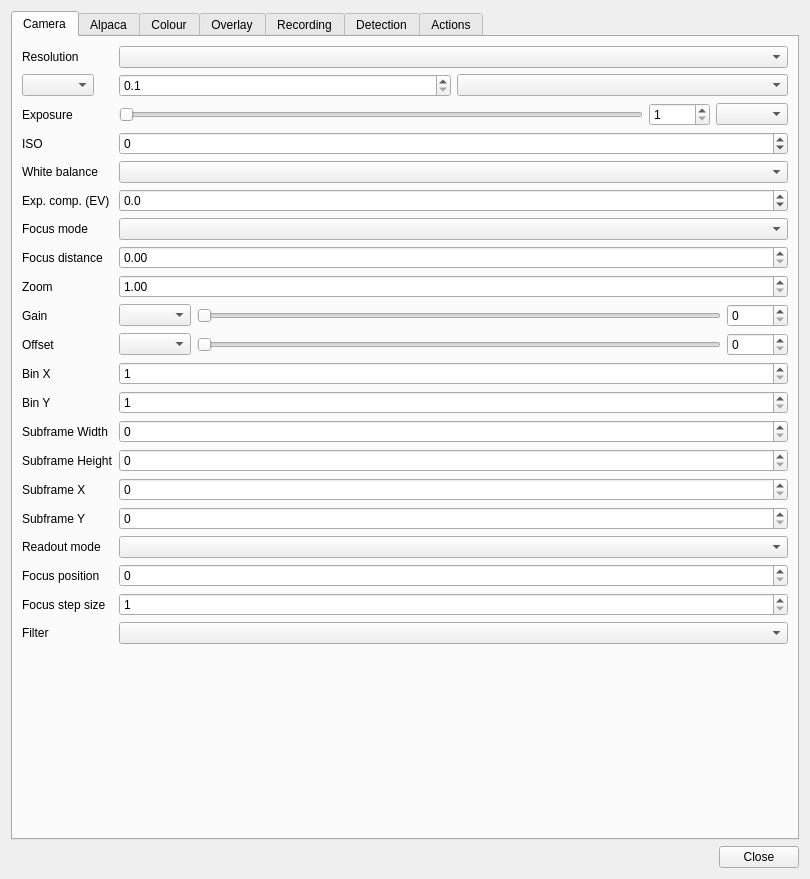
First picture: the form in plugins/feature/camera/camerasettingsdialog.ui, repository srcejon/sdrangel, before the edit.
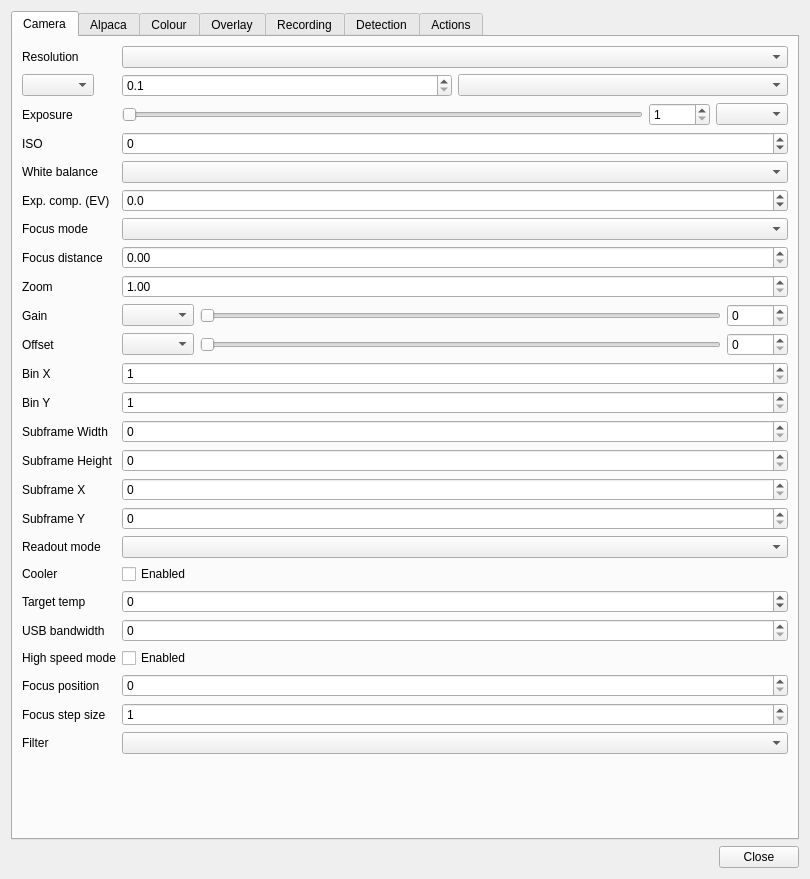
Second picture: the form after the edit. Icons and pictures are not drawn.

Patch:
```diff
--- a/plugins/feature/camera/camerasettingsdialog.ui
+++ b/plugins/feature/camera/camerasettingsdialog.ui
@@ -582,27 +582,86 @@
           </widget>
          </item>
          <item row="18" column="0">
+          <widget class="QLabel" name="asiCoolerOnLabel">
+           <property name="text">
+            <string>Cooler</string>
+           </property>
+          </widget>
+         </item>
+         <item row="18" column="1">
+          <widget class="QCheckBox" name="asiCoolerOnCheck">
+           <property name="text">
+            <string>Enabled</string>
+           </property>
+          </widget>
+         </item>
+         <item row="19" column="0">
+          <widget class="QLabel" name="asiTargetTempLabel">
+           <property name="text">
+            <string>Target temp</string>
+           </property>
+          </widget>
+         </item>
+         <item row="19" column="1">
+          <widget class="QSpinBox" name="asiTargetTempSpin">
+           <property name="minimum">
+            <number>-50</number>
+           </property>
+           <property name="maximum">
+            <number>50</number>
+           </property>
+          </widget>
+         </item>
+         <item row="20" column="0">
+          <widget class="QLabel" name="asiUsbBandwidthLabel">
+           <property name="text">
+            <string>USB bandwidth</string>
+           </property>
+          </widget>
+         </item>
+         <item row="20" column="1">
+          <widget class="QSpinBox" name="asiUsbBandwidthSpin">
+           <property name="maximum">
+            <number>1000</number>
+           </property>
+          </widget>
+         </item>
+         <item row="21" column="0">
+          <widget class="QLabel" name="asiHighSpeedModeLabel">
+           <property name="text">
+            <string>High speed mode</string>
+           </property>
+          </widget>
+         </item>
+         <item row="21" column="1">
+          <widget class="QCheckBox" name="asiHighSpeedModeCheck">
+           <property name="text">
+            <string>Enabled</string>
+           </property>
+          </widget>
+         </item>
+         <item row="22" column="0">
           <widget class="QLabel" name="alpacaFocusPositionLabel">
            <property name="text">
             <string>Focus position</string>
            </property>
           </widget>
          </item>
-         <item row="18" column="1">
+         <item row="22" column="1">
           <widget class="QSpinBox" name="alpacaFocusPositionSpin">
            <property name="maximum">
             <number>1000000</number>
            </property>
           </widget>
          </item>
-         <item row="19" column="0">
+         <item row="23" column="0">
           <widget class="QLabel" name="alpacaFocusStepSizeLabel">
            <property name="text">
             <string>Focus step size</string>
            </property>
           </widget>
          </item>
-         <item row="19" column="1">
+         <item row="23" column="1">
           <widget class="QSpinBox" name="alpacaFocusStepSizeSpin">
            <property name="minimum">
             <number>1</number>
@@ -612,14 +671,14 @@
            </property>
           </widget>
          </item>
-         <item row="20" column="0">
+         <item row="24" column="0">
           <widget class="QLabel" name="alpacaFilterWheelPositionLabel">
            <property name="text">
             <string>Filter</string>
            </property>
           </widget>
          </item>
-         <item row="20" column="1">
+         <item row="24" column="1">
           <widget class="QComboBox" name="alpacaFilterWheelPositionCombo">
            <property name="toolTip">
             <string>Filter wheel position using the Alpaca names list</string>
```
